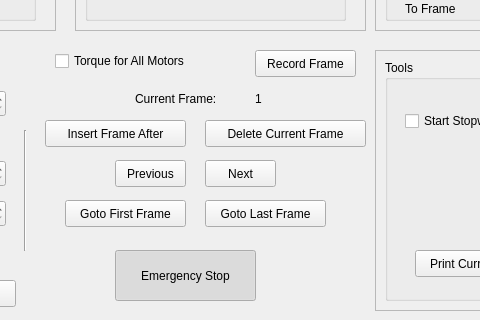
Above: src/UI_zeno_rec.ui from yantrabuddhi/zeno_walk_tool before the change; both pictures show x 245 to 725 and y 330 to 650 of the 1008 by 650 pixel window. Below: the same form after it.
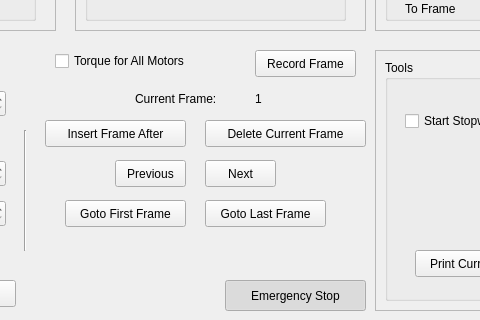
That is the form after the change.

Patch:
```diff
--- a/src/UI_zeno_rec.ui
+++ b/src/UI_zeno_rec.ui
@@ -1086,10 +1086,10 @@
   <widget class="QPushButton" name="btnStopAll">
    <property name="geometry">
     <rect>
-     <x>360</x>
-     <y>580</y>
+     <x>470</x>
+     <y>610</y>
      <width>141</width>
-     <height>51</height>
+     <height>31</height>
     </rect>
    </property>
    <property name="text">
```
